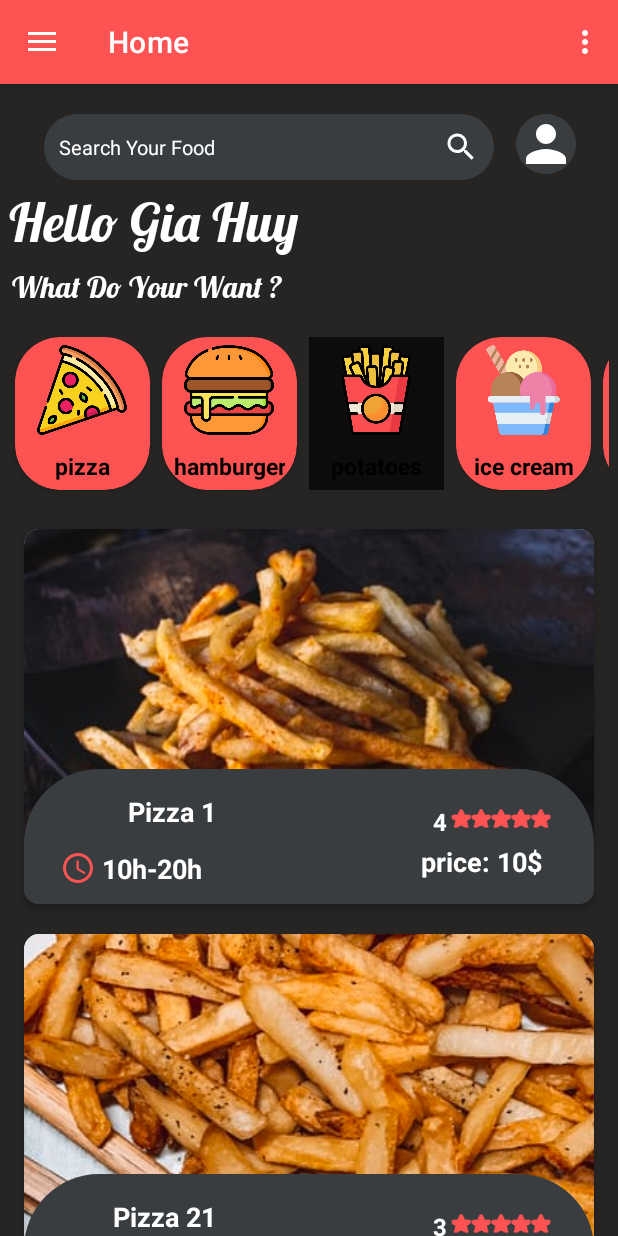
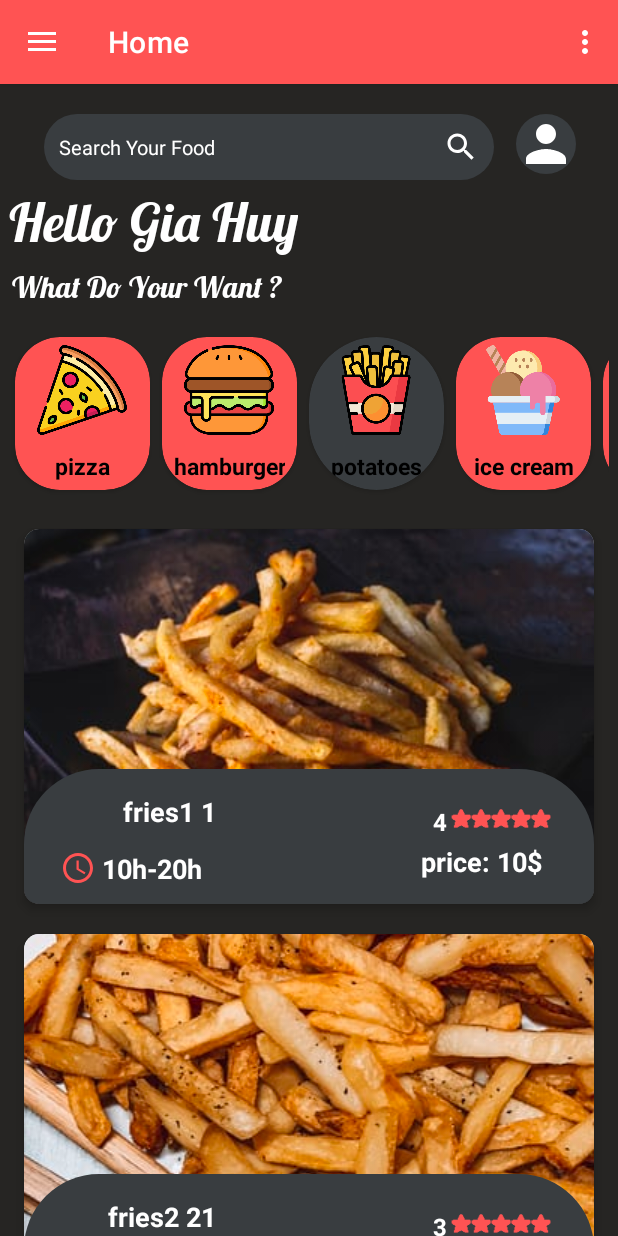
Before and after one commit to fullstackDEVH/android-app, an Android app: the MainActivity screen opened directly, with no data from a screen before it, after a tap on "potatoes", on a phone screen of 412 x 824 dp. Run offline under Robolectric (Android 15) with nearby library versions, the phone set to English and light mode, and no system bars; our stand-ins replace navigation-ui; Roboto replaces fonts that are not available here; 2 other taps on this screen came first.

Commit message:
secon commit

```diff
--- a/app/src/main/java/com/example/hkapplication/MainActivity.java
+++ b/app/src/main/java/com/example/hkapplication/MainActivity.java
@@ -3,6 +3,7 @@ package com.example.hkapplication;
 import android.os.Bundle;
 import android.view.View;
 import android.view.Menu;
+import android.widget.TextView;
 
 import com.google.android.material.snackbar.Snackbar;
 import com.google.android.material.navigation.NavigationView;
@@ -17,6 +18,7 @@ import androidx.appcompat.app.AppCompatActivity;
 import com.example.hkapplication.databinding.ActivityMainBinding;
 
 public class MainActivity extends AppCompatActivity {
+    TextView text_name;
 
     private AppBarConfiguration mAppBarConfiguration;
     private ActivityMainBinding binding;
--- a/app/src/main/java/com/example/hkapplication/adapters/HomeCategoryAdapter.java
+++ b/app/src/main/java/com/example/hkapplication/adapters/HomeCategoryAdapter.java
@@ -73,26 +73,26 @@ public class HomeCategoryAdapter extends RecyclerView.Adapter<HomeCategoryAdapte
                         selectedCategory.callBack(newIndex, listProducts);
                     } else if(row_index == 1) {
                         ArrayList<HomeProductModel> listProducts = new ArrayList<>();
-                        listProducts.add(new HomeProductModel(R.drawable.burger1, "Pizza 5", "10h-20h", "4", "price: 10$"));
-                        listProducts.add(new HomeProductModel(R.drawable.burger2, "Pizza 6", "10h-20h", "3", "price: 20$"));
-                        listProducts.add(new HomeProductModel(R.drawable.burger4, "Pizza 7", "10h-20h", "2", "price: 30$"));
+                        listProducts.add(new HomeProductModel(R.drawable.burger1, "burger1", "10h-20h", "4", "price: 10$"));
+                        listProducts.add(new HomeProductModel(R.drawable.burger2, "burger2", "10h-20h", "3", "price: 20$"));
+                        listProducts.add(new HomeProductModel(R.drawable.burger4, "burger4", "10h-20h", "2", "price: 30$"));
 
                         selectedCategory.callBack(newIndex, listProducts);
                     } else if(row_index == 2) {
                         ArrayList<HomeProductModel> listProducts = new ArrayList<>();
-                        listProducts.add(new HomeProductModel(R.drawable.fries1, "Pizza 1", "10h-20h", "4", "price: 10$"));
-                        listProducts.add(new HomeProductModel(R.drawable.fries2, "Pizza 21", "10h-20h", "3", "price: 20$"));
-                        listProducts.add(new HomeProductModel(R.drawable.fries3, "Pizza 33", "10h-20h", "2", "price: 30$"));
-                        listProducts.add(new HomeProductModel(R.drawable.fries4, "Pizza 4", "10h-20h", "2", "price: 40$"));
+                        listProducts.add(new HomeProductModel(R.drawable.fries1, "fries1 1", "10h-20h", "4", "price: 10$"));
+                        listProducts.add(new HomeProductModel(R.drawable.fries2, "fries2 21", "10h-20h", "3", "price: 20$"));
+                        listProducts.add(new HomeProductModel(R.drawable.fries3, "fries3 33", "10h-20h", "2", "price: 30$"));
+                        listProducts.add(new HomeProductModel(R.drawable.fries4, "fries4 4", "10h-20h", "2", "price: 40$"));
 
                         selectedCategory.callBack(newIndex, listProducts);
                     }
                     else if(row_index == 3) {
                         ArrayList<HomeProductModel> listProducts = new ArrayList<>();
-                        listProducts.add(new HomeProductModel(R.drawable.fries1, "Pizza 1123", "10h-20h", "4", "price: 10$"));
-                        listProducts.add(new HomeProductModel(R.drawable.fries2, "Pizza 2", "10h-20h", "3", "price: 20$"));
-                        listProducts.add(new HomeProductModel(R.drawable.fries3, "Pizza 332", "10h-20h", "2", "price: 30$"));
-                        listProducts.add(new HomeProductModel(R.drawable.fries4, "Pizza 4", "10h-20h", "2", "price: 40$"));
+                        listProducts.add(new HomeProductModel(R.drawable.sandwich1, "sandwich1", "10h-20h", "4", "price: 10$"));
+                        listProducts.add(new HomeProductModel(R.drawable.sandwich2, "sandwich2 ", "10h-20h", "3", "price: 20$"));
+                        listProducts.add(new HomeProductModel(R.drawable.sandwich3, "sandwich3 ", "10h-20h", "2", "price: 30$"));
+                        listProducts.add(new HomeProductModel(R.drawable.sandwich4, "sandwich4 ", "10h-20h", "2", "price: 40$"));
 
                         selectedCategory.callBack(newIndex, listProducts);
                     }
@@ -101,12 +101,12 @@ public class HomeCategoryAdapter extends RecyclerView.Adapter<HomeCategoryAdapte
 
             if(selected) {
                 if(position == 0) {
-                    holder.cardView.setBackgroundResource(R.drawable.foreground_design);
+                    holder.cardView.setBackgroundResource(R.drawable.change_bg);
                     selected = false;
                 }
             }else {
                 if(row_index == position) {
-                    holder.cardView.setBackgroundResource(R.drawable.foreground_design);
+                    holder.cardView.setBackgroundResource(R.drawable.change_bg);
                 }else {
                     holder.cardView.setBackgroundResource(R.drawable.dynamic_rv_bg);
                 }
--- a/app/src/main/res/drawable/change_bg.xml
+++ b/app/src/main/res/drawable/change_bg.xml
@@ -1,5 +1,7 @@
 <?xml version="1.0" encoding="utf-8"?>
-<Shape xmlns:android="http://schemas.android.com/apk/res/android">
-    <solid android:color="@color/purple_500" />
-    <corners android:radius="30dp" />
-</Shape>
+<shape xmlns:android="http://schemas.android.com/apk/res/android">
+    <solid android:color="@color/gray" />
+    <corners
+        android:radius="50dp"
+        />
+</shape>
--- a/app/src/main/res/layout/nav_header_main.xml
+++ b/app/src/main/res/layout/nav_header_main.xml
@@ -21,6 +21,7 @@
         app:srcCompat="@drawable/man" />
 
     <TextView
+        android:id="@+id/user_name"
         android:layout_width="match_parent"
         android:layout_height="wrap_content"
         android:paddingTop="@dimen/nav_header_vertical_spacing"
@@ -30,7 +31,7 @@
         android:textAppearance="@style/TextAppearance.AppCompat.Body1" />
 
     <TextView
-        android:id="@+id/textView"
+        android:id="@+id/user_email"
         android:layout_width="wrap_content"
         android:layout_height="wrap_content"
         android:text="huygia@gmail.com" />
```
